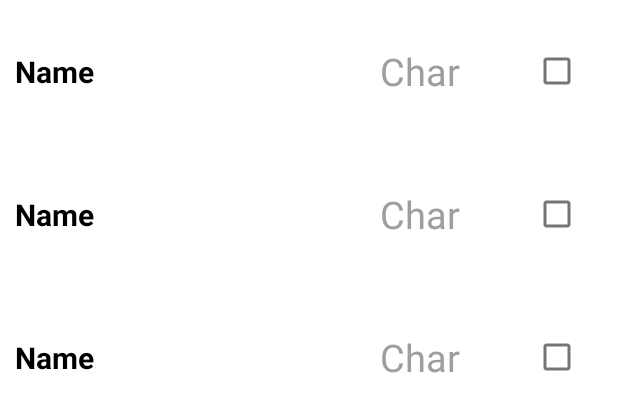
After one commit to EugeneZaukin/Mockup, an Android app: the layout list_fragment.xml on its own in the app's theme, with its tools: preview values and no code run, on a phone screen of 412 x 824 dp. The commit adds this screen. Shown: the top 412 px of the screen. Run offline under Robolectric (Android 15) with nearby library versions, the phone set to English and light mode, and no system bars.

Commit message:
4. Добавление фрагмента со списком, обработчик нажатия, добавление стилей кнопок и оформления

```diff
--- a/app/build.gradle
+++ b/app/build.gradle
@@ -1,6 +1,7 @@
 plugins {
     id 'com.android.application'
     id 'kotlin-android'
+    id'kotlin-android-extensions'
 }
 
 android {
@@ -19,6 +20,10 @@ android {
 
     buildFeatures {
         viewBinding true
+    }
+
+    androidExtensions {
+        experimental = true
     }
 
     buildTypes {
@@ -45,6 +50,7 @@ dependencies {
     implementation 'androidx.constraintlayout:constraintlayout:2.1.1'
     implementation 'androidx.lifecycle:lifecycle-livedata-ktx:2.3.1'
     implementation 'androidx.lifecycle:lifecycle-viewmodel-ktx:2.3.1'
+    implementation 'androidx.legacy:legacy-support-v4:1.0.0'
     testImplementation 'junit:junit:4.+'
     androidTestImplementation 'androidx.test.ext:junit:1.1.3'
     androidTestImplementation 'androidx.test.espresso:espresso-core:3.4.0'
--- a/app/src/main/AndroidManifest.xml
+++ b/app/src/main/AndroidManifest.xml
@@ -10,7 +10,7 @@
         android:label="@string/app_name"
         android:roundIcon="@mipmap/ic_launcher_round"
         android:supportsRtl="true"
-        android:theme="@style/Theme.Mockup">
+        android:theme="@style/MyTheme">
         <activity android:name=".view.MainActivity">
             <intent-filter>
                 <action android:name="android.intent.action.MAIN" />
--- a/app/src/main/java/com/eugene/mockup/model/Valute.kt
+++ b/app/src/main/java/com/eugene/mockup/model/Valute.kt
@@ -1,8 +1,11 @@
 package com.eugene.mockup.model
 
+import android.os.Parcelable
+import kotlinx.android.parcel.Parcelize
 import org.simpleframework.xml.Element
 import org.simpleframework.xml.Root
 
+@Parcelize
 @Root(name = "Valute", strict = false)
 data class Valute(
 
@@ -25,4 +28,4 @@ data class Valute(
     @field:Element(name = "Value")
     @param:Element(name = "Value")
     var value: String? = null
-)
+) : Parcelable
--- a/app/src/main/java/com/eugene/mockup/model/repo/IRepository.kt
+++ b/app/src/main/java/com/eugene/mockup/model/repo/IRepository.kt
@@ -1,7 +1,6 @@
 package com.eugene.mockup.model.repo
 
 import com.eugene.mockup.model.AllValutes
-import com.eugene.mockup.model.Valute
 import retrofit2.Callback
 
 interface IRepository {
--- a/app/src/main/java/com/eugene/mockup/model/repo/RepositoryImpl.kt
+++ b/app/src/main/java/com/eugene/mockup/model/repo/RepositoryImpl.kt
@@ -1,11 +1,8 @@
 package com.eugene.mockup.model.repo
 
-import com.eugene.mockup.model.Valute
 import com.eugene.mockup.model.AllValutes
 import com.eugene.mockup.model.ValCursApi
-import retrofit2.Call
 import retrofit2.Callback
-import retrofit2.Response
 import retrofit2.Retrofit
 import retrofit2.converter.simplexml.SimpleXmlConverterFactory
 
--- a/app/src/main/java/com/eugene/mockup/view/MainActivity.kt
+++ b/app/src/main/java/com/eugene/mockup/view/MainActivity.kt
@@ -3,6 +3,7 @@ package com.eugene.mockup.view
 import androidx.appcompat.app.AppCompatActivity
 import android.os.Bundle
 import com.eugene.mockup.R
+import com.eugene.mockup.view.mainfragment.MainFragment
 
 class MainActivity : AppCompatActivity() {
 
--- /dev/null
+++ b/app/src/main/res/layout/list_fragment.xml
@@ -0,0 +1,14 @@
+<?xml version="1.0" encoding="utf-8"?>
+<FrameLayout xmlns:android="http://schemas.android.com/apk/res/android"
+    xmlns:tools="http://schemas.android.com/tools"
+    android:layout_width="match_parent"
+    android:layout_height="match_parent"
+    tools:context=".view.listfragment.ListFragment">
+
+    <androidx.recyclerview.widget.RecyclerView
+        android:id="@+id/recycler_view_list"
+        android:layout_width="match_parent"
+        android:layout_height="match_parent"
+        tools:listitem="@layout/list_item" />
+
+</FrameLayout>
--- /dev/null
+++ b/app/src/main/res/layout/list_item.xml
@@ -0,0 +1,31 @@
+<?xml version="1.0" encoding="utf-8"?>
+<androidx.constraintlayout.widget.ConstraintLayout
+    xmlns:android="http://schemas.android.com/apk/res/android"
+    xmlns:app="http://schemas.android.com/apk/res-auto"
+    android:layout_width="match_parent"
+    android:layout_height="95dp">
+
+    <TextView
+        android:id="@+id/item_text_name"
+        style="@style/ItemTextViewName"
+        app:layout_constraintBottom_toBottomOf="parent"
+        app:layout_constraintStart_toStartOf="parent"
+        app:layout_constraintTop_toTopOf="parent" />
+
+    <TextView
+        android:id="@+id/item_text_char_code"
+        style="@style/ItemTextViewCharcode"
+        app:layout_constraintBottom_toBottomOf="parent"
+        app:layout_constraintStart_toEndOf="@+id/item_text_name"
+        app:layout_constraintTop_toTopOf="parent" />
+
+    <CheckBox
+        android:id="@+id/checkBox"
+        android:layout_width="80dp"
+        android:layout_height="match_parent"
+        app:layout_constraintBottom_toBottomOf="parent"
+        app:layout_constraintEnd_toEndOf="parent"
+        app:layout_constraintStart_toEndOf="@+id/item_text_char_code"
+        app:layout_constraintTop_toTopOf="parent" />
+
+</androidx.constraintlayout.widget.ConstraintLayout>
--- a/app/src/main/res/values/colors.xml
+++ b/app/src/main/res/values/colors.xml
@@ -7,4 +7,6 @@
     <color name="teal_700">#FF018786</color>
     <color name="black">#FF000000</color>
     <color name="white">#FFFFFFFF</color>
+    <color name="grey">#eeeeee</color>
+    <color name="light_grey">#9e9e9e</color>
 </resources>
--- /dev/null
+++ b/app/src/main/res/values/dimens.xml
@@ -0,0 +1,8 @@
+<?xml version="1.0" encoding="utf-8"?>
+<resources>
+    <dimen name="button_margin_top_change_valute">15dp</dimen>
+    <dimen name="tv_margin_top_charcode">50dp</dimen>
+    <dimen name="item_tv_name_text_size">20sp</dimen>
+    <dimen name="item_tv_name_padding_start">10dp</dimen>
+    <dimen name="item_tv_charcode_text_size">25sp</dimen>
+</resources>
--- a/app/src/main/res/values/strings.xml
+++ b/app/src/main/res/values/strings.xml
@@ -1,3 +1,8 @@
 <resources>
     <string name="app_name">Mockup</string>
+    <!-- TODO: Remove or change this placeholder text -->
+    <string name="hello_blank_fragment">Hello blank fragment</string>
+    <string name="buttton_text_change_valute">Изменить валюту</string>
+    <string name="tv_item_text_name">Name</string>
+    <string name="tv_text_char">Char</string>
 </resources>
--- /dev/null
+++ b/app/src/main/res/values/style.xml
@@ -0,0 +1,40 @@
+<?xml version="1.0" encoding="utf-8"?>
+<resources>
+    <style name="ButtonChangeValuteStyle" parent="MyTheme">
+        <item name="android:layout_width">100dp</item>
+        <item name="android:layout_height">wrap_content</item>
+        <item name="android:layout_marginTop">@dimen/button_margin_top_change_valute</item>
+        <item name="android:text">@string/buttton_text_change_valute</item>
+        <item name="android:textAllCaps">false</item>
+        <item name="android:backgroundTint">@color/white</item>
+    </style>
+
+    <style name="TextViewCharCode" parent="MyTheme">
+        <item name="android:layout_width">100dp</item>
+        <item name="android:layout_height">wrap_content</item>
+        <item name="android:layout_marginTop">@dimen/tv_margin_top_charcode</item>
+        <item name="android:gravity">center</item>
+    </style>
+
+    <style name="ItemTextViewName" parent="MyTheme">
+        <item name="android:layout_width">230dp</item>
+        <item name="android:layout_height">match_parent</item>
+        <item name="android:text">@string/tv_item_text_name</item>
+        <item name="android:textSize">@dimen/item_tv_name_text_size</item>
+        <item name="android:textColor">@color/black</item>
+        <item name="android:paddingStart">@dimen/item_tv_name_padding_start</item>
+        <item name="android:gravity">center_vertical</item>
+        <item name="android:textStyle">bold</item>
+        <item name="android:maxLines">3</item>
+    </style>
+
+    <style name="ItemTextViewCharcode" parent="MyTheme">
+        <item name="android:layout_width">100dp</item>
+        <item name="android:layout_height">match_parent</item>
+        <item name="android:text">@string/tv_text_char</item>
+        <item name="android:textColor">@color/light_grey</item>
+        <item name="android:textSize">@dimen/item_tv_charcode_text_size</item>
+        <item name="android:gravity">center</item>
+    </style>
+
+</resources>
--- a/app/src/main/res/values/themes.xml
+++ b/app/src/main/res/values/themes.xml
@@ -13,4 +13,12 @@
         <item name="android:statusBarColor" tools:targetApi="l">?attr/colorPrimaryVariant</item>
         <!-- Customize your theme here. -->
     </style>
+
+    <style name="MyTheme" parent="Theme.MaterialComponents.DayNight.DarkActionBar">
+        <item name="colorPrimary">@color/grey</item>
+        <item name="colorOnPrimary">@color/black</item>
+        <item name="actionBarTheme">@color/black</item>
+        <item name="colorSecondary">@color/black</item>
+    </style>
+
 </resources>
```
Also changed, not shown: app/src/main/java/com/eugene/mockup/view/listfragment/ListFragment.kt (added, +69 -0 lines), app/src/main/java/com/eugene/mockup/view/listfragment/ListFragmentAdapter.kt (added, +41 -0 lines), app/src/main/java/com/eugene/mockup/view/mainfragment/MainFragment.kt (renamed from app/src/main/java/com/eugene/mockup/view/MainFragment.kt, +44 -14 lines), app/src/main/java/com/eugene/mockup/viewModel/MainViewModel.kt (+6 -2 lines), app/src/main/res/layout/main_fragment.xml (+30 -40 lines), app/src/main/res/drawable-v24/move.jpg (added).
